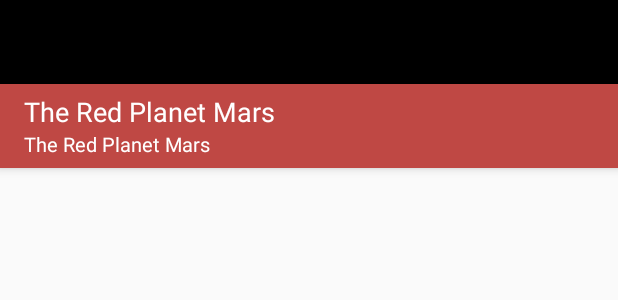
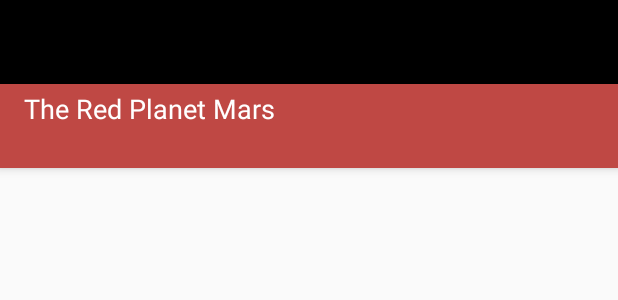
Before and after one commit to BSunk/TheRedPlanetMars, an Android app: the layout activity_rover_images.xml on its own in the app's theme, with its tools: preview values and no code run, on a phone screen of 412 x 824 dp. Shown: the top 300 px of the screen. Run offline under Robolectric (Android 15) with nearby library versions, the phone set to English and light mode, and no system bars.

Commit message:
Fix configuration changes Add button for date on toolbar

```diff
--- a/app/src/main/java/com/bsunk/theredplanetmars/roverimagesdetails/RoverImagesDetailsPresenter.java
+++ b/app/src/main/java/com/bsunk/theredplanetmars/roverimagesdetails/RoverImagesDetailsPresenter.java
@@ -13,7 +13,6 @@ public class RoverImagesDetailsPresenter implements RoverImagesDetailsContract.U
     private final RoverImagesDetailsContract.View mDetailsView;
 
     public RoverImagesDetailsPresenter(@NonNull RoverImagesDetailsContract.View detailsView) {
-
         mDetailsView = detailsView;
     }
 
--- a/app/src/main/res/layout/activity_rover_images.xml
+++ b/app/src/main/res/layout/activity_rover_images.xml
@@ -26,10 +26,15 @@
                 app:layout_scrollFlags="scroll|enterAlways"
                 app:popupTheme="@style/AppTheme.PopupOverlay">
 
+                <RelativeLayout
+                    android:layout_width="match_parent"
+                    android:layout_height="match_parent"
+                    android:gravity="center">
+
                     <LinearLayout
                         android:layout_width="wrap_content"
                         android:layout_height="wrap_content"
-                    android:layout_gravity="start"
+                        android:layout_gravity="start|center_vertical"
                         android:orientation="vertical">
 
                         <TextView
@@ -45,12 +50,24 @@
                             android:id="@+id/toolbar_title"
                             android:layout_width="wrap_content"
                             android:layout_height="wrap_content"
-                        android:text="@string/app_name"
                             android:textColor="@android:color/white"
                             android:fontFamily="sans-serif"
                             android:textSize="13sp"
                             />
                     </LinearLayout>
+
+                <Button
+                    android:id="@+id/toolbar_date"
+                    android:visibility="invisible"
+                    android:layout_width="wrap_content"
+                    android:layout_height="wrap_content"
+                    android:textColor="@android:color/white"
+                    android:fontFamily="sans-serif"
+                    android:textSize="16sp"
+                    android:layout_marginEnd="5dp"
+                    android:layout_alignParentEnd="true" />
+
+                </RelativeLayout>
 
             </android.support.v7.widget.Toolbar>
 
--- a/app/src/main/res/layout/fragment_rover_images.xml
+++ b/app/src/main/res/layout/fragment_rover_images.xml
@@ -1,5 +1,6 @@
 <?xml version="1.0" encoding="utf-8"?>
 <RelativeLayout xmlns:android="http://schemas.android.com/apk/res/android"
+    android:id="@+id/rover_images"
     android:background="@color/activity_background"
     android:layout_height="match_parent"
     android:layout_width="match_parent">
--- a/app/src/main/res/layout/fragment_rover_images_details.xml
+++ b/app/src/main/res/layout/fragment_rover_images_details.xml
@@ -23,7 +23,7 @@
         android:layout_width="match_parent"
         android:layout_height="60dp"
         android:layout_alignParentBottom="true"
-        android:background="@color/colorAccent">
+        android:background="@color/colorPrimary">
 
         <TextView
             android:id="@+id/detail_camera"
--- a/app/src/main/res/values/strings.xml
+++ b/app/src/main/res/values/strings.xml
@@ -1,6 +1,7 @@
 <resources>
     <string name="app_name">The Red Planet Mars</string>
     <string name="action_settings">Settings</string>
+    <string name="title_no_photos">No Photos</string>
 
     <string name="nav_drawer_curiosity">Curiosity</string>
     <string name="nav_drawer_spirit">Spirit</string>
```
Also changed, not shown: app/src/main/java/com/bsunk/theredplanetmars/RoverImages/RoverImagesActivity.java (+27 -24 lines), app/src/main/java/com/bsunk/theredplanetmars/RoverImages/RoverImagesContract.java (+12 -0 lines), app/src/main/java/com/bsunk/theredplanetmars/RoverImages/RoverImagesFragment.java (+73 -26 lines), app/src/main/java/com/bsunk/theredplanetmars/RoverImages/RoverImagesPresenter.java (+7 -0 lines). Lines whose indentation alone changed are shown as unchanged.
